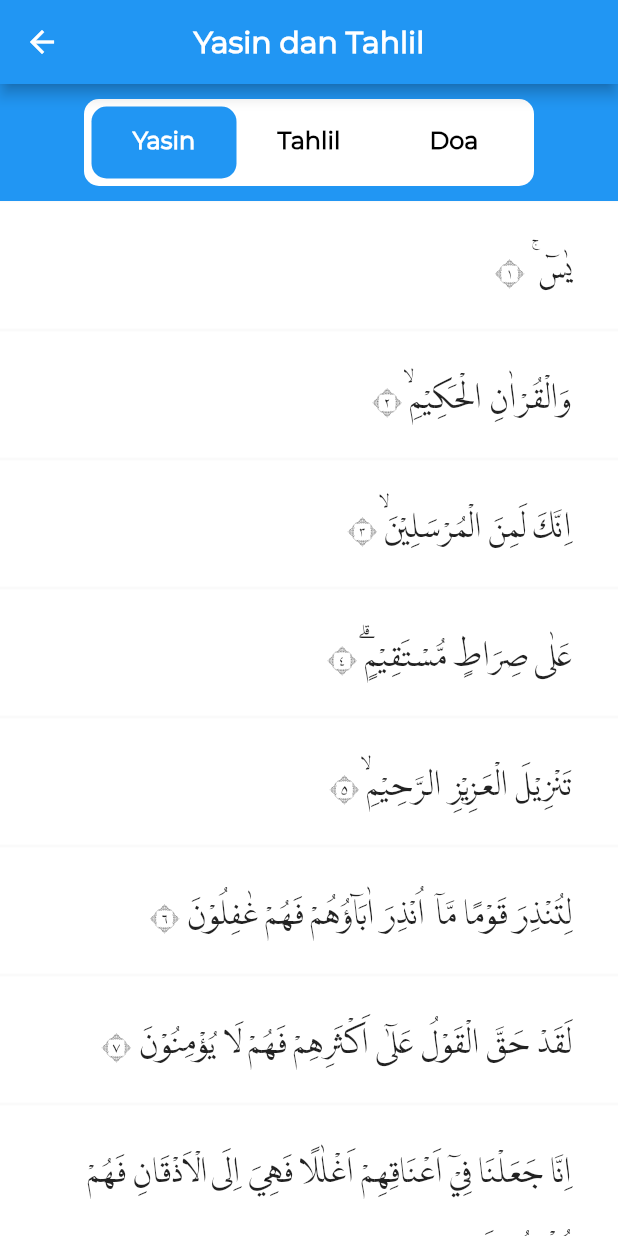
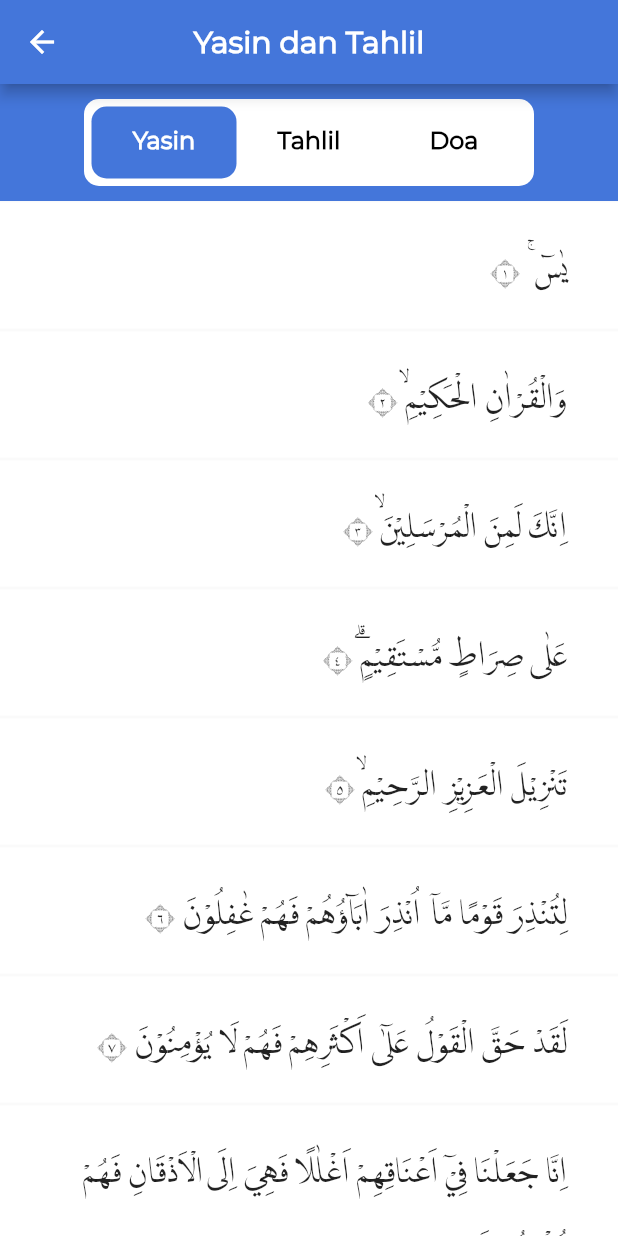
Before and after one commit to sapret19/miniawrad, a Flutter app: the screen it shows after launch, scrolled down 33 dp, after a tap on "Yasin & Tahlil", on a phone screen of 412 x 824 dp. Run offline on Flutter 3.47's test engine with Material 2 defaults, Android fonts, the phone set to English and light mode, and no system bars; missing offline and left inert: zoom_widget.

Commit message:
Tinggal Zoom tok

```diff
--- a/lib/halaman/BAB Burdah/Burdah.dart
+++ b/lib/halaman/BAB Burdah/Burdah.dart
@@ -29,6 +29,7 @@ class _BurdahState extends State<Burdah> {
     return Scaffold(
       // backgroundColor: Color.fromARGB(211, 235, 234, 234),
       appBar: AppBar(
+        backgroundColor: Color.fromARGB(255, 68, 118, 218),
         centerTitle: true,
         title: Text(
           'Burdah',
@@ -83,7 +84,7 @@ class _BurdahState extends State<Burdah> {
                                 Align(
                                   alignment: Alignment.centerLeft,
                                   // padding: EdgeInsets.only(left: 8, right: 8),
-                                  child: Text(
+                                  child: SelectableText(
                                     textAlign: TextAlign.start,
                                     items[index].arabic2.toString(),
                                     style: TextStyle(
@@ -109,7 +110,6 @@ class _BurdahState extends State<Burdah> {
           }
         },
       ),
-
     );
   }
 }
--- a/lib/halaman/Birrul.dart
+++ b/lib/halaman/Birrul.dart
@@ -24,6 +24,7 @@ class _BirrulWalidaynState extends State<BirrulWalidayn> {
   Widget build(BuildContext context) {
     return Scaffold(
       appBar: AppBar(
+          backgroundColor: Color.fromARGB(255, 68, 118, 218),
           centerTitle: true,
           title: (Text(
             'Birrul Walidayn',
@@ -64,7 +65,7 @@ class _BirrulWalidaynState extends State<BirrulWalidayn> {
                               children: [
                                 Padding(
                                   padding: EdgeInsets.only(left: 8, right: 8),
-                                  child: Text(
+                                  child: SelectableText(
                                     textAlign: TextAlign.end,
                                     items[index].arabic.toString(),
                                     style: TextStyle(
@@ -79,7 +80,7 @@ class _BirrulWalidaynState extends State<BirrulWalidayn> {
                                 ),
                                 Padding(
                                   padding: EdgeInsets.only(left: 8, right: 8),
-                                  child: Text(
+                                  child: SelectableText(
                                     textAlign: TextAlign.justify,
                                     items[index].arti.toString(),
                                     style: const TextStyle(
@@ -107,7 +108,6 @@ class _BirrulWalidaynState extends State<BirrulWalidayn> {
           }
         },
       ),
-
     );
   }
 }
--- a/lib/halaman/DoaTahlil.dart
+++ b/lib/halaman/DoaTahlil.dart
@@ -59,7 +59,7 @@ class _DoaTahlilState extends State<DoaTahlil> {
                               children: [
                                 Padding(
                                   padding: EdgeInsets.only(left: 8, right: 8),
-                                  child: Text(
+                                  child: SelectableText(
                                     textAlign: TextAlign.justify,
                                     items[index].arabic.toString(),
                                     style: TextStyle(
--- a/lib/halaman/Istighosah_fix.dart
+++ b/lib/halaman/Istighosah_fix.dart
@@ -32,8 +32,9 @@ class _Istighosah_fixState extends State<Istighosah_fix>
   @override
   Widget build(BuildContext context) {
     return Scaffold(
-      backgroundColor: Colors.blue,
+      backgroundColor: Color.fromARGB(255, 68, 118, 218),
       appBar: AppBar(
+        backgroundColor: Color.fromARGB(255, 68, 118, 218),
         centerTitle: true,
         title: Text(
           'Istighosah',
@@ -61,7 +62,7 @@ class _Istighosah_fixState extends State<Istighosah_fix>
                           labelColor: Colors.white,
                           indicatorColor: Colors.white,
                           indicator: BoxDecoration(
-                              color: Colors.blue,
+                              color: Color.fromARGB(255, 68, 118, 218),
                               borderRadius: BorderRadius.circular(10)),
                           controller: tabController,
                           tabs: [
--- a/lib/halaman/Tahlil.dart
+++ b/lib/halaman/Tahlil.dart
@@ -58,7 +58,7 @@ class _TahlilState extends State<Tahlil> {
                               children: [
                                 Padding(
                                   padding: EdgeInsets.only(left: 8, right: 8),
-                                  child: Text(
+                                  child: SelectableText(
                                     textAlign: TextAlign.end,
                                     items[index].arabic.toString(),
                                     style: TextStyle(
@@ -84,7 +84,6 @@ class _TahlilState extends State<Tahlil> {
           }
         },
       ),
-
     );
   }
 }
--- a/lib/halaman/Tawassul.dart
+++ b/lib/halaman/Tawassul.dart
@@ -24,6 +24,7 @@ class _TawassulState extends State<Tawassul> {
   Widget build(BuildContext context) {
     return Scaffold(
       appBar: AppBar(
+          backgroundColor: Color.fromARGB(255, 68, 118, 218),
           centerTitle: true,
           title: (Text(
             'Tawassul',
@@ -64,7 +65,7 @@ class _TawassulState extends State<Tawassul> {
                               children: [
                                 Padding(
                                   padding: EdgeInsets.only(left: 8, right: 8),
-                                  child: Text(
+                                  child: SelectableText(
                                     textAlign: TextAlign.end,
                                     items[index].arabic.toString(),
                                     style: TextStyle(
@@ -90,7 +91,6 @@ class _TawassulState extends State<Tawassul> {
           }
         },
       ),
-
     );
   }
 }
--- a/lib/halaman/Yasin.dart
+++ b/lib/halaman/Yasin.dart
@@ -57,7 +57,7 @@ class _YasinState extends State<Yasin> {
                               children: [
                                 Padding(
                                   padding: EdgeInsets.only(left: 8, right: 8),
-                                  child: Text(
+                                  child: SelectableText(
                                     textAlign: TextAlign.end,
                                     items[index].arabic.toString(),
                                     style: TextStyle(
--- a/lib/halaman/YasinTahlil.dart
+++ b/lib/halaman/YasinTahlil.dart
@@ -29,8 +29,9 @@ class _TabBarPageState extends State<YasinTahlil>
   @override
   Widget build(BuildContext context) {
     return Scaffold(
-      backgroundColor: Colors.blue,
+      backgroundColor: Color.fromARGB(255, 68, 118, 218),
       appBar: AppBar(
+        backgroundColor: Color.fromARGB(255, 68, 118, 218),
         centerTitle: true,
         title: const Text(
           'Yasin dan Tahlil',
@@ -61,7 +62,7 @@ class _TabBarPageState extends State<YasinTahlil>
                         indicatorColor: Colors.white,
                         // indicatorWeight: 2,
                         indicator: BoxDecoration(
-                          color: Colors.blue,
+                          color: Color.fromARGB(255, 68, 118, 218),
                           borderRadius: BorderRadius.circular(10),
                         ),
                         controller: tabController,
@@ -116,7 +117,6 @@ class _TabBarPageState extends State<YasinTahlil>
           ),
         ),
       ),
-
     );
   }
 }
--- a/lib/halaman/cobadoaistighosah.dart
+++ b/lib/halaman/cobadoaistighosah.dart
@@ -65,7 +65,7 @@ class _IniDoaIstighosahState extends State<IniDoaIstighosah> {
                               children: [
                                 Padding(
                                   padding: EdgeInsets.only(left: 8, right: 8),
-                                  child: Text(
+                                  child: SelectableText(
                                     textAlign: TextAlign.justify,
                                     items[index].arabic.toString(),
                                     style: TextStyle(
--- a/lib/halaman/cobawaqiah.dart
+++ b/lib/halaman/cobawaqiah.dart
@@ -25,6 +25,7 @@ class _IniWaqiahState extends State<IniWaqiah> {
   Widget build(BuildContext context) {
     return Scaffold(
       appBar: AppBar(
+          backgroundColor: Color.fromARGB(255, 68, 118, 218),
           centerTitle: true,
           title: (Text(
             'Al-Waqiah',
@@ -65,7 +66,7 @@ class _IniWaqiahState extends State<IniWaqiah> {
                               children: [
                                 Padding(
                                   padding: EdgeInsets.only(left: 8, right: 8),
-                                  child: Text(
+                                  child: SelectableText(
                                     textAlign: TextAlign.end,
                                     items[index].arabic.toString(),
                                     style: TextStyle(
@@ -106,7 +107,6 @@ class _IniWaqiahState extends State<IniWaqiah> {
           }
         },
       ),
-
     );
   }
 }
--- a/lib/halaman/doa_istighosah.dart
+++ b/lib/halaman/doa_istighosah.dart
@@ -61,7 +61,7 @@ class _Doa_IstighosahState extends State<Doa_Istighosah> {
                                 children: [
                                   Container(
                                     padding: EdgeInsets.only(left: 8, right: 8),
-                                    child: Text(
+                                    child: SelectableText(
                                       textAlign: TextAlign.end,
                                       items[index].arabic.toString(),
                                       style: TextStyle(
--- a/lib/home.dart
+++ b/lib/home.dart
@@ -35,7 +35,8 @@ class _homeState extends State<home> {
                     decoration: BoxDecoration(
                       color: Color.fromARGB(200, 6, 44, 139),
                       image: DecorationImage(
-                          image: ExactAssetImage('assets/images/gambar1.jpeg'),
+                          image:
+                              ExactAssetImage('assets/images/gerbangdrone.jpg'),
                           alignment: Alignment(0, -1),
                           opacity: 220,
                           fit: BoxFit.fitWidth),
@@ -45,7 +46,7 @@ class _homeState extends State<home> {
                         Container(
                           height: 248,
                           child: Container(
-                            alignment: Alignment(0, 0.65),
+                            alignment: const Alignment(0, 0.65),
                             child: Text(
                               'Mini Awrad Santri',
                               style: TextStyle(
@@ -58,8 +59,9 @@ class _homeState extends State<home> {
                           ),
                           decoration: BoxDecoration(
                               image: DecorationImage(
-                                  image:
-                                      ExactAssetImage('assets/images/logo.png'),
+                                  image: ExactAssetImage(
+                                      'assets/images/LogoApp.png',
+                                      scale: 12),
                                   alignment: Alignment(0, -0.1))),
                         ),
                         Container(
```
Also changed, not shown: assets/images/gerbangdrone.jpg (added), assets/images/logoapp.png (added).
